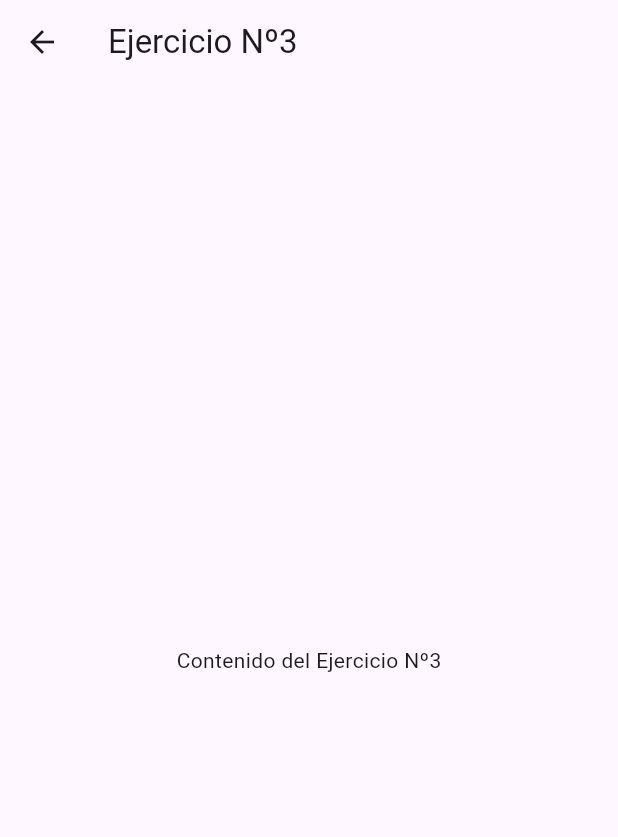
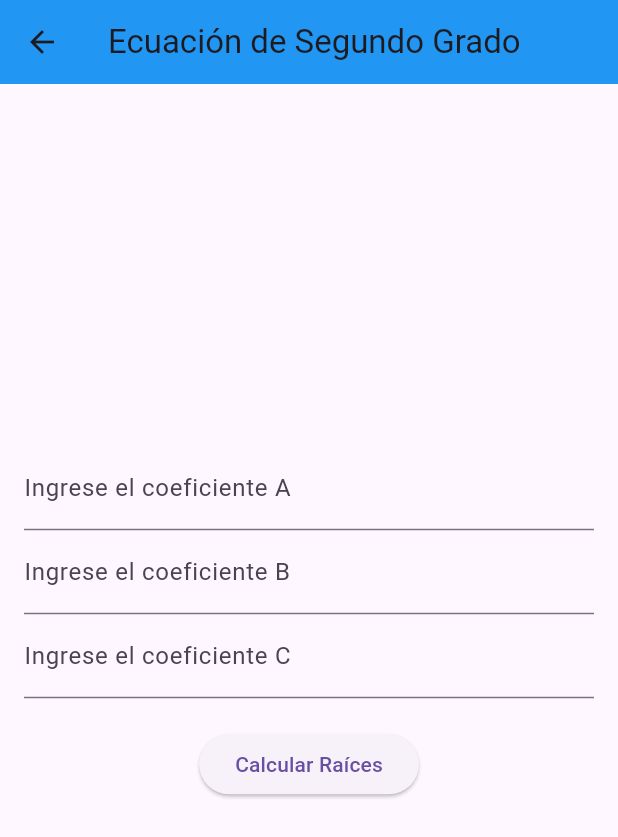
Before and after one commit to Jcnazate11/Moviles_Tarea1, a Flutter app: the screen it shows after launch, in the side drawer, after a tap on "Ejercicio Nº3", on a phone screen of 412 x 824 dp. Shown: the top 837 px of the screen. Run offline on Flutter 3.47's test engine with Material 3 defaults, Android fonts, the phone set to English and light mode, and no system bars.

Commit message:
Update Ejer3.dart

```diff
--- a/eje1_intercambio/lib/Paginas/Ejer3.dart
+++ b/eje1_intercambio/lib/Paginas/Ejer3.dart
@@ -1,14 +1,86 @@
 import 'package:flutter/material.dart';
+import 'dart:math';
 
-class Ejer3 extends StatelessWidget {
+class Ejer3 extends StatefulWidget {
+  @override
+  _Ejer3State createState() => _Ejer3State();
+}
+
+class _Ejer3State extends State<Ejer3> {
+  final TextEditingController _controllerA = TextEditingController();
+  final TextEditingController _controllerB = TextEditingController();
+  final TextEditingController _controllerC = TextEditingController();
+
+  String resultado = '';
+
+  void calcularRaices() {
+    setState(() {
+      double? A = double.tryParse(_controllerA.text);
+      double? B = double.tryParse(_controllerB.text);
+      double? C = double.tryParse(_controllerC.text);
+
+      if (A == null || B == null || C == null) {
+        resultado = 'Ingrese todos los coeficientes.';
+        return;
+      }
+
+      if (A == 0) {
+        resultado = 'El coeficiente A no corresponde a una ecuación de segundo grado.';
+        return;
+      }
+
+      double argumento = B * B - 4 * A * C;
+
+      if (argumento < 0) {
+        resultado = 'La ecuación tiene soluciones imaginarias.';
+      } else {
+        double raiz1 = (-B + sqrt(argumento)) / (2 * A);
+        double raiz2 = (-B - sqrt(argumento)) / (2 * A);
+        resultado = 'Las raíces son: $raiz1 y $raiz2';
+      }
+    });
+  }
+
   @override
   Widget build(BuildContext context) {
     return Scaffold(
       appBar: AppBar(
-        title: Text('Ejercicio Nº3'),
+        title: Text('Ecuación de Segundo Grado'),
+        backgroundColor: Colors.blue,
       ),
-      body: Center(
-        child: Text('Contenido del Ejercicio Nº3'),
+      body: Padding(
+        padding: const EdgeInsets.all(16.0),
+        child: Column(
+          mainAxisAlignment: MainAxisAlignment.center,
+          children: [
+            TextField(
+              controller: _controllerA,
+              keyboardType: TextInputType.number,
+              decoration: InputDecoration(labelText: 'Ingrese el coeficiente A'),
+            ),
+            TextField(
+              controller: _controllerB,
+              keyboardType: TextInputType.number,
+              decoration: InputDecoration(labelText: 'Ingrese el coeficiente B'),
+            ),
+            TextField(
+              controller: _controllerC,
+              keyboardType: TextInputType.number,
+              decoration: InputDecoration(labelText: 'Ingrese el coeficiente C'),
+            ),
+            SizedBox(height: 20),
+            ElevatedButton(
+              onPressed: calcularRaices,
+              child: Text('Calcular Raíces'),
+            ),
+            SizedBox(height: 20),
+            Text(
+              resultado,
+              style: TextStyle(fontSize: 20, color: Colors.black),
+              textAlign: TextAlign.center,
+            ),
+          ],
+        ),
       ),
     );
   }
```
